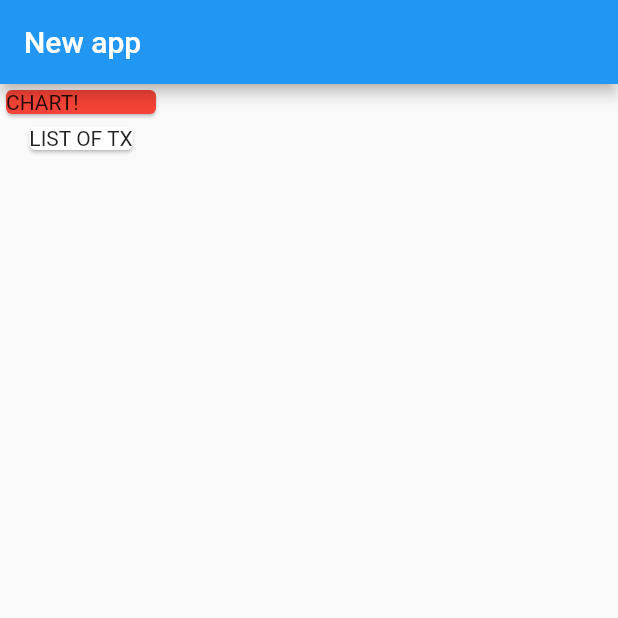
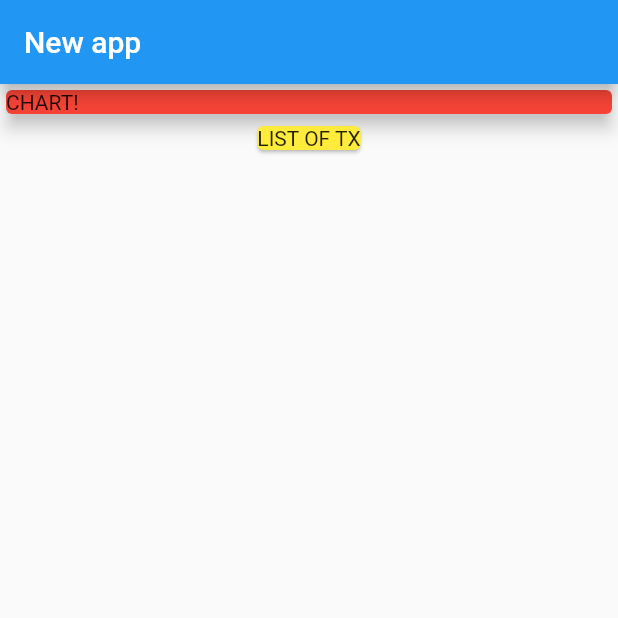
Before and after one commit to Shogil/Daily-expense-tracker-flutter, a Flutter app: the screen it shows after launch, on a phone screen of 412 x 824 dp, the top half of it. Run offline on Flutter 3.47's test engine with Material 2 defaults, Android fonts, the phone set to English and light mode, and no system bars.

Commit message:
update the file

```diff
--- a/lib/main.dart
+++ b/lib/main.dart
@@ -23,14 +23,16 @@ class MyHomePage extends StatelessWidget {
       ),
       body: Column(
         children: <Widget>[
-          Card(
-            color: Colors.red,
-            child: Container(
-              width: 100,
+          Container(
+            width: double.infinity,
+            child: Card(
+              color: Colors.red,
               child: Text('CHART!'),
+              elevation: 5,
             ),
           ),
           Card(
+            color: Colors.yellow,
             child: Text('LIST OF TX'),
           )
         ],
```
